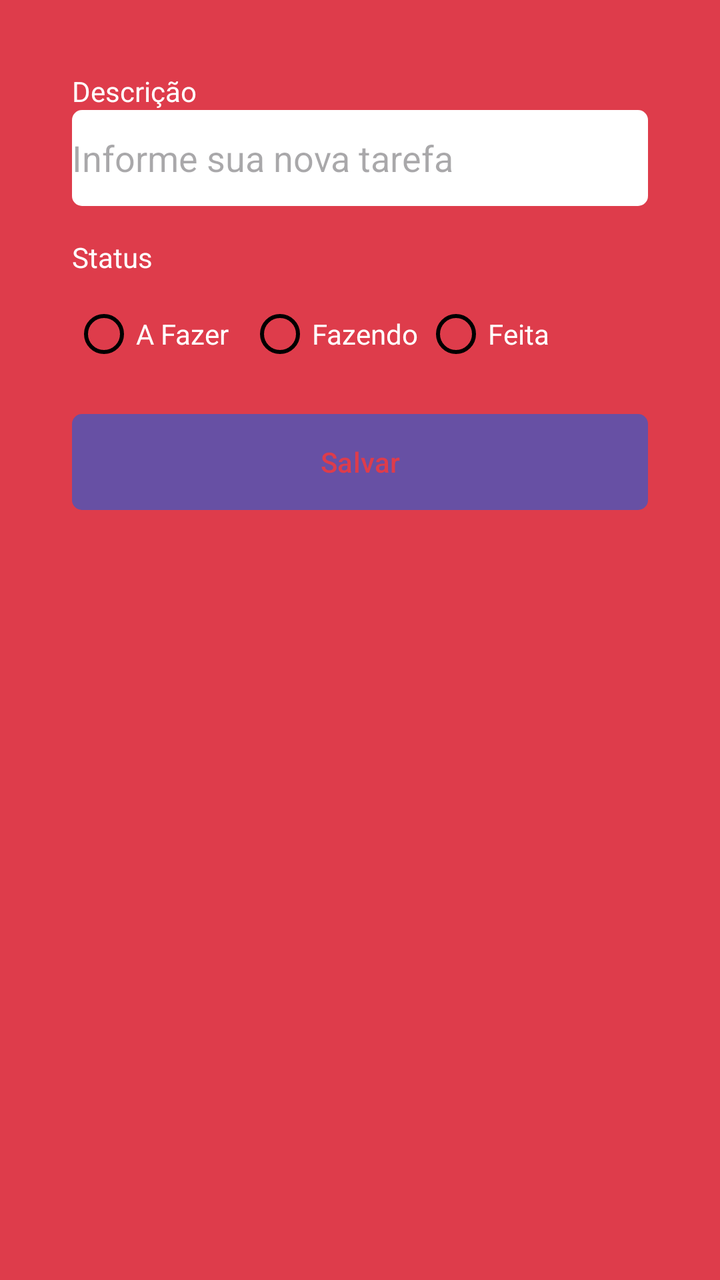
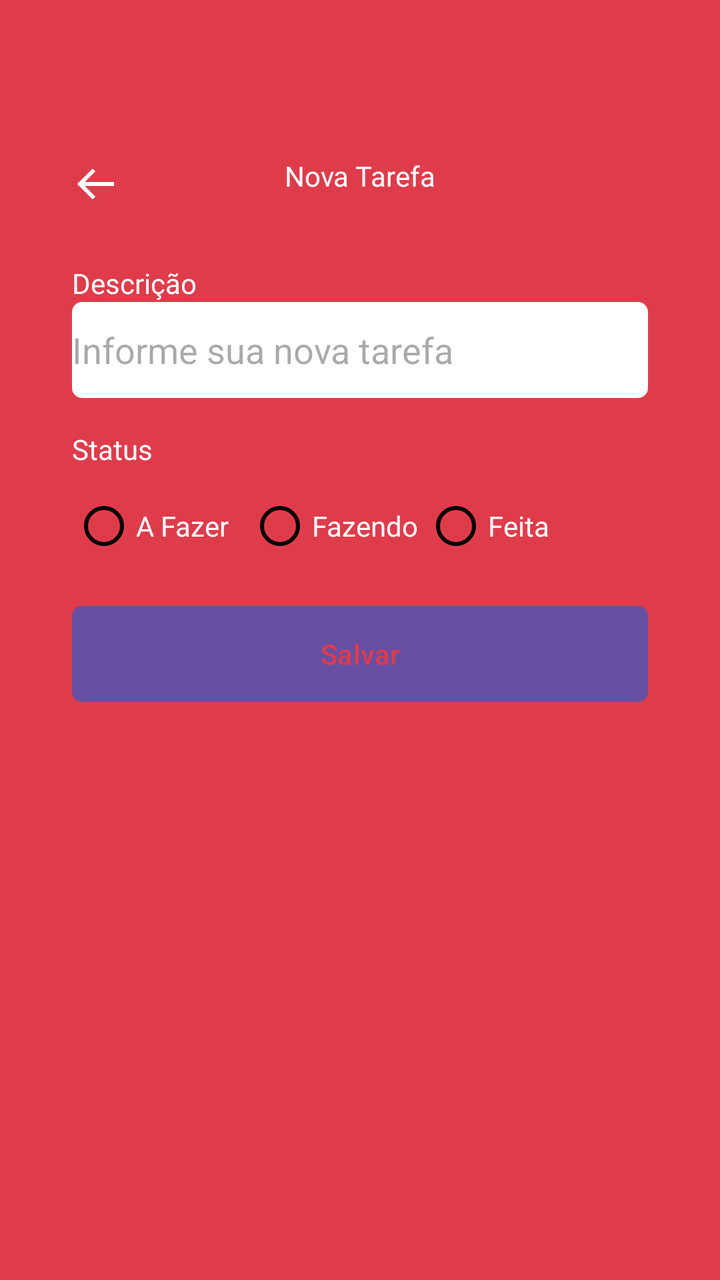

Two renders of the same Android screen: before a commit and after it. Below are the layout's source before the change and the commit's diff.
<!-- AndroidManifest.xml: application theme Theme.NavegabilidadeEntreAsTelas -->
<!-- res/layout/fragment_form_task.xml -->
<?xml version="1.0" encoding="utf-8"?>
<ScrollView xmlns:android="http://schemas.android.com/apk/res/android"
    xmlns:app="http://schemas.android.com/apk/res-auto"
    xmlns:tools="http://schemas.android.com/tools"
    android:layout_width="match_parent"
    android:layout_height="match_parent"
    android:fillViewport="true"
    android:padding="20dp"
    tools:context=".ui.FormTaskFragment">

    <androidx.constraintlayout.widget.ConstraintLayout
        android:layout_width="match_parent"
        android:layout_height="wrap_content"
        android:padding="16dp">

        <TextView
            android:id="@+id/textView"
            android:layout_width="wrap_content"
            android:layout_height="wrap_content"
            android:text="Descrição"
            android:textColor="@color/white"
            app:layout_constraintStart_toStartOf="parent"
            app:layout_constraintTop_toTopOf="parent" />

        <EditText
            android:id="@+id/editTextDescricao"
            android:layout_width="match_parent"
            android:layout_height="48dp"
            android:background="@drawable/bg_edit_text"
            android:hint="Informe sua nova tarefa"
            android:importantForAutofill="no"
            android:inputType="text"
            app:layout_constraintEnd_toEndOf="parent"
            app:layout_constraintStart_toStartOf="parent"
            app:layout_constraintTop_toBottomOf="@+id/textView" />
        
        <TextView
            android:id="@+id/textViewStatus"
            android:layout_width="match_parent"
            android:layout_height="wrap_content"
            android:layout_marginTop="16dp"
            android:text="Status"
            android:textColor="@color/white"
            app:layout_constraintStart_toStartOf="parent"
            app:layout_constraintTop_toBottomOf="@id/editTextDescricao" />

        <RadioGroup
            android:layout_width="match_parent"
            android:layout_height="wrap_content"
            android:layout_marginTop="5dp"
            android:orientation="horizontal"
            android:id="@+id/radioGroup"
            app:layout_constraintEnd_toEndOf="parent"
            app:layout_constraintStart_toStartOf="parent"
            app:layout_constraintTop_toBottomOf="@id/textViewStatus">

            <RadioButton
                android:layout_width="88dp"
                android:layout_height="48dp"
                android:buttonTint="@color/black"
                android:id="@+id/rbTodo"
                android:text="A Fazer"
                android:theme="@style/MyRadioButton"
                android:textColor="@color/white" />
            
            <RadioButton
                android:layout_width="88dp"
                android:layout_height="48dp"
                android:buttonTint="@color/black"
                android:id="@+id/rbDoing"
                android:text="Fazendo"
                android:theme="@style/MyRadioButton"
                android:textColor="@color/white" />
            
            <RadioButton
                android:layout_width="88dp"
                android:layout_height="48dp"
                android:buttonTint="@color/black"
                android:id="@+id/rbDone"
                android:text="Feita"
                android:theme="@style/MyRadioButton"
                android:textColor="@color/white" />
        </RadioGroup>

        <com.google.android.material.button.MaterialButton
            android:id="@+id/buttonSave"
            android:layout_width="match_parent"
            android:layout_height="wrap_content"
            android:layout_marginTop="16dp"
            android:background="@drawable/bg_btn"
            android:text="Salvar"
            android:textAllCaps="false"
            android:textColor="@color/color_default"
            android:backgroundTint="@null"
            app:layout_editor_absoluteX="16dp"
            app:layout_editor_absoluteY="221dp"
            app:layout_constraintEnd_toEndOf="parent"
            app:layout_constraintStart_toStartOf="parent"
            app:layout_constraintTop_toBottomOf="@id/radioGroup" />

        <ProgressBar
            android:layout_width="wrap_content"
            android:layout_height="wrap_content"
            android:id="@+id/progressBar"
            android:layout_marginTop="8dp"
            android:layout_gravity="center"
            android:indeterminateTint="@color/white"
            android:visibility="invisible"
            tools:layout_editor_absoluteX="152dp"
            tools:layout_editor_absoluteY="278dp"
            tools:visibility="visible"
            app:layout_constraintEnd_toEndOf="parent"
            app:layout_constraintStart_toStartOf="parent"
            app:layout_constraintTop_toBottomOf="@+id/buttonSave"/>

    </androidx.constraintlayout.widget.ConstraintLayout>

</ScrollView>
<!-- resources referenced by this layout -->
<resources>
  <color name="black">#FF000000</color>
  <color name="color_default">#DE3C4B</color>
  <color name="white">#FFFFFFFF</color>
  <!-- drawable bg_btn (drawable) -->
  <?xml version="1.0" encoding="utf-8"?>
  <shape xmlns:android="http://schemas.android.com/apk/res/android"
      android:shape="rectangle">
  
      <solid android:color="@color/white"/>
      <corners android:radius="5dp"/>
  </shape>
  <!-- drawable bg_edit_text (drawable) -->
  <?xml version="1.0" encoding="utf-8"?>
  <shape xmlns:android="http://schemas.android.com/apk/res/android"
      android:shape="rectangle">
  
      <solid android:color="@color/white"/>
      <corners android:radius="5dp"/>
  </shape>
  <style name="MyRadioButton" parent="Theme.AppCompat.Light">
          <item name="colorControlNormal">@color/black</item>
          <item name="colorControlActivated">@color/green</item>
      </style>
  <style name="Theme.NavegabilidadeEntreAsTelas" parent="Base.Theme.NavegabilidadeEntreAsTelas" />
  <color name="green">#FF008000</color>
  <style name="Base.Theme.NavegabilidadeEntreAsTelas" parent="Theme.Material3.DayNight.NoActionBar">
          
          
          <item name="android:windowBackground">@color/color_default</item>
          <item name="android:colorPrimary">@color/color_default</item>
          <item name="colorPrimaryVariant">@color/color_default</item>
      </style>
</resources>

<!-- the commit's change to res/layout/fragment_form_task.xml (unified diff, before → after) -->
@@ -7,112 +7,134 @@
     android:fillViewport="true"
     android:padding="20dp"
     tools:context=".ui.FormTaskFragment">
-
-    <androidx.constraintlayout.widget.ConstraintLayout
+    
+    <LinearLayout
         android:layout_width="match_parent"
         android:layout_height="wrap_content"
-        android:padding="16dp">
+        android:orientation="vertical">
 
-        <TextView
-            android:id="@+id/textView"
-            android:layout_width="wrap_content"
-            android:layout_height="wrap_content"
-            android:text="Descrição"
-            android:textColor="@color/white"
-            app:layout_constraintStart_toStartOf="parent"
-            app:layout_constraintTop_toTopOf="parent" />
-
-        <EditText
-            android:id="@+id/editTextDescricao"
-            android:layout_width="match_parent"
-            android:layout_height="48dp"
-            android:background="@drawable/bg_edit_text"
-            android:hint="Informe sua nova tarefa"
-            android:importantForAutofill="no"
-            android:inputType="text"
-            app:layout_constraintEnd_toEndOf="parent"
-            app:layout_constraintStart_toStartOf="parent"
-            app:layout_constraintTop_toBottomOf="@+id/textView" />
-        
-        <TextView
-            android:id="@+id/textViewStatus"
+        <com.google.android.material.appbar.MaterialToolbar
             android:layout_width="match_parent"
             android:layout_height="wrap_content"
-            android:layout_marginTop="16dp"
-            android:text="Status"
-            android:textColor="@color/white"
-            app:layout_constraintStart_toStartOf="parent"
-            app:layout_constraintTop_toBottomOf="@id/editTextDescricao" />
+            android:id="@+id/toolbar"
+            app:navigationIcon="@drawable/ic_back"
+            android:paddingTop="40dp">
 
-        <RadioGroup
+            <TextView
+                android:layout_width="wrap_content"
+                android:layout_height="wrap_content"
+                android:text="Nova Tarefa"
+                android:textColor="@color/white"
+                android:layout_gravity="center_horizontal" />
+
+        </com.google.android.material.appbar.MaterialToolbar>
+
+        <androidx.constraintlayout.widget.ConstraintLayout
             android:layout_width="match_parent"
             android:layout_height="wrap_content"
-            android:layout_marginTop="5dp"
-            android:orientation="horizontal"
-            android:id="@+id/radioGroup"
-            app:layout_constraintEnd_toEndOf="parent"
-            app:layout_constraintStart_toStartOf="parent"
-            app:layout_constraintTop_toBottomOf="@id/textViewStatus">
+            android:padding="16dp">
 
-            <RadioButton
-                android:layout_width="88dp"
+            <TextView
+                android:id="@+id/textView"
+                android:layout_width="wrap_content"
+                android:layout_height="wrap_content"
+                android:text="Descrição"
+                android:textColor="@color/white"
+                app:layout_constraintStart_toStartOf="parent"
+                app:layout_constraintTop_toTopOf="parent" />
+
+            <EditText
+                android:id="@+id/editTextDescricao"
+                android:layout_width="match_parent"
                 android:layout_height="48dp"
-                android:buttonTint="@color/black"
-                android:id="@+id/rbTodo"
-                android:text="A Fazer"
-                android:theme="@style/MyRadioButton"
-                android:textColor="@color/white" />
-            
-            <RadioButton
-                android:layout_width="88dp"
-                android:layout_height="48dp"
-                android:buttonTint="@color/black"
-                android:id="@+id/rbDoing"
-                android:text="Fazendo"
-                android:theme="@style/MyRadioButton"
-                android:textColor="@color/white" />
-            
-            <RadioButton
-                android:layout_width="88dp"
-                android:layout_height="48dp"
-                android:buttonTint="@color/black"
-                android:id="@+id/rbDone"
-                android:text="Feita"
-                android:theme="@style/MyRadioButton"
-                android:textColor="@color/white" />
-        </RadioGroup>
+                android:background="@drawable/bg_edit_text"
+                android:hint="Informe sua nova tarefa"
+                android:importantForAutofill="no"
+                android:inputType="text"
+                app:layout_constraintEnd_toEndOf="parent"
+                app:layout_constraintStart_toStartOf="parent"
+                app:layout_constraintTop_toBottomOf="@+id/textView" />
 
-        <com.google.android.material.button.MaterialButton
-            android:id="@+id/buttonSave"
-            android:layout_width="match_parent"
-            android:layout_height="wrap_content"
-            android:layout_marginTop="16dp"
-            android:background="@drawable/bg_btn"
-            android:text="Salvar"
-            android:textAllCaps="false"
-            android:textColor="@color/color_default"
-            android:backgroundTint="@null"
-            app:layout_editor_absoluteX="16dp"
-            app:layout_editor_absoluteY="221dp"
-            app:layout_constraintEnd_toEndOf="parent"
-            app:layout_constraintStart_toStartOf="parent"
-            app:layout_constraintTop_toBottomOf="@id/radioGroup" />
+            <TextView
+                android:id="@+id/textViewStatus"
+                android:layout_width="match_parent"
+                android:layout_height="wrap_content"
+                android:layout_marginTop="16dp"
+                android:text="Status"
+                android:textColor="@color/white"
+                app:layout_constraintStart_toStartOf="parent"
+                app:layout_constraintTop_toBottomOf="@id/editTextDescricao" />
 
-        <ProgressBar
-            android:layout_width="wrap_content"
-            android:layout_height="wrap_content"
-            android:id="@+id/progressBar"
-            android:layout_marginTop="8dp"
-            android:layout_gravity="center"
-            android:indeterminateTint="@color/white"
-            android:visibility="invisible"
-            tools:layout_editor_absoluteX="152dp"
-            tools:layout_editor_absoluteY="278dp"
-            tools:visibility="visible"
-            app:layout_constraintEnd_toEndOf="parent"
-            app:layout_constraintStart_toStartOf="parent"
-            app:layout_constraintTop_toBottomOf="@+id/buttonSave"/>
+            <RadioGroup
+                android:layout_width="match_parent"
+                android:layout_height="wrap_content"
+                android:layout_marginTop="5dp"
+                android:orientation="horizontal"
+                android:id="@+id/radioGroup"
+                app:layout_constraintEnd_toEndOf="parent"
+                app:layout_constraintStart_toStartOf="parent"
+                app:layout_constraintTop_toBottomOf="@id/textViewStatus">
 
-    </androidx.constraintlayout.widget.ConstraintLayout>
+                <RadioButton
+                    android:layout_width="88dp"
+                    android:layout_height="48dp"
+                    android:buttonTint="@color/black"
+                    android:id="@+id/rbTodo"
+                    android:text="A Fazer"
+                    android:theme="@style/MyRadioButton"
+                    android:textColor="@color/white" />
+
+                <RadioButton
+                    android:layout_width="88dp"
+                    android:layout_height="48dp"
+                    android:buttonTint="@color/black"
+                    android:id="@+id/rbDoing"
+                    android:text="Fazendo"
+                    android:theme="@style/MyRadioButton"
+                    android:textColor="@color/white" />
+
+                <RadioButton
+                    android:layout_width="88dp"
+                    android:layout_height="48dp"
+                    android:buttonTint="@color/black"
+                    android:id="@+id/rbDone"
+                    android:text="Feita"
+                    android:theme="@style/MyRadioButton"
+                    android:textColor="@color/white" />
+            </RadioGroup>
+
+            <com.google.android.material.button.MaterialButton
+                android:id="@+id/buttonSave"
+                android:layout_width="match_parent"
+                android:layout_height="wrap_content"
+                android:layout_marginTop="16dp"
+                android:background="@drawable/bg_btn"
+                android:text="Salvar"
+                android:textAllCaps="false"
+                android:textColor="@color/color_default"
+                android:backgroundTint="@null"
+                app:layout_editor_absoluteX="16dp"
+                app:layout_editor_absoluteY="221dp"
+                app:layout_constraintEnd_toEndOf="parent"
+                app:layout_constraintStart_toStartOf="parent"
+                app:layout_constraintTop_toBottomOf="@id/radioGroup" />
+
+            <ProgressBar
+                android:layout_width="wrap_content"
+                android:layout_height="wrap_content"
+                android:id="@+id/progressBar"
+                android:layout_marginTop="8dp"
+                android:layout_gravity="center"
+                android:indeterminateTint="@color/white"
+                android:visibility="invisible"
+                tools:layout_editor_absoluteX="152dp"
+                tools:layout_editor_absoluteY="278dp"
+                tools:visibility="visible"
+                app:layout_constraintEnd_toEndOf="parent"
+                app:layout_constraintStart_toStartOf="parent"
+                app:layout_constraintTop_toBottomOf="@+id/buttonSave"/>
+
+        </androidx.constraintlayout.widget.ConstraintLayout>
+    </LinearLayout>
 
 </ScrollView>
<!-- resource entries referenced after the edit -->
@@ -19,6 +19,16 @@
       <solid android:color="@color/white"/>
       <corners android:radius="5dp"/>
   </shape>
+  <!-- drawable ic_back (drawable) -->
+  <vector xmlns:android="http://schemas.android.com/apk/res/android"
+      android:width="24dp"
+      android:height="24dp"
+      android:viewportWidth="24"
+      android:viewportHeight="24">
+    <path
+        android:fillColor="#FFF"
+        android:pathData="M21,11H6.414l5.293,-5.293 -1.414,-1.414L2.586,12l7.707,7.707 1.414,-1.414L6.414,13H21z"/>
+  </vector>
   <style name="MyRadioButton" parent="Theme.AppCompat.Light">
           <item name="colorControlNormal">@color/black</item>
           <item name="colorControlActivated">@color/green</item>
